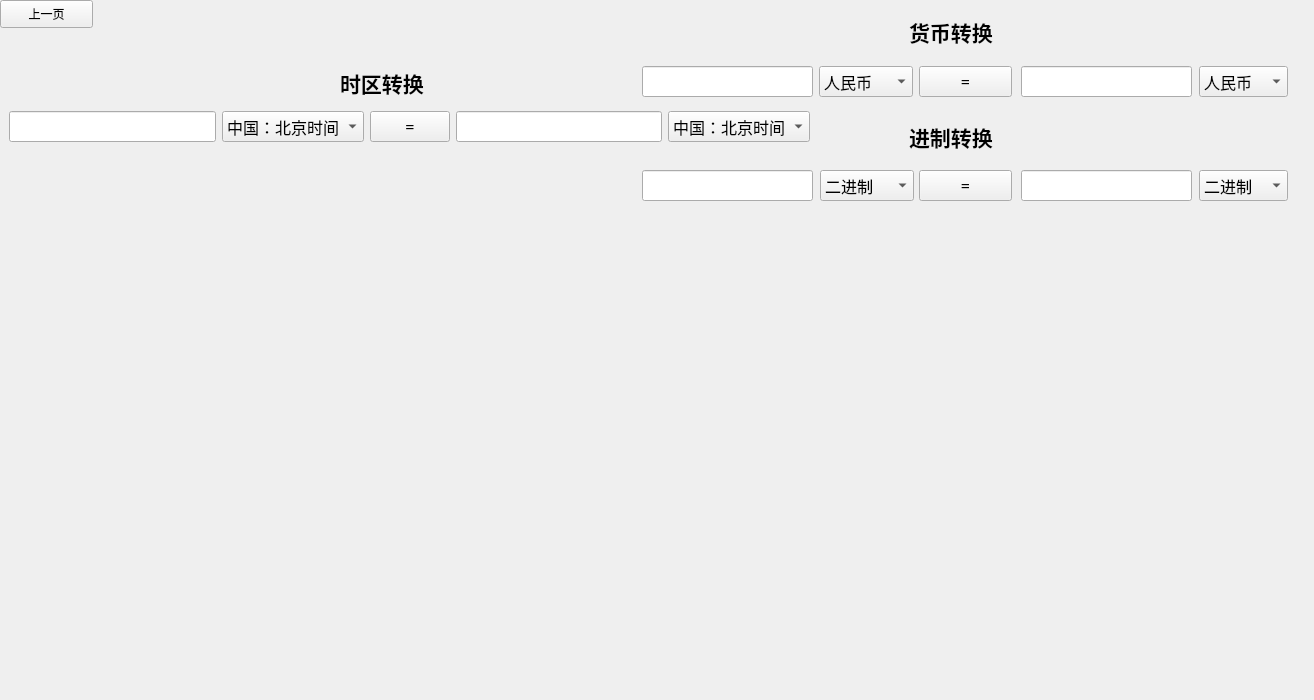
Old version of the form third.ui in the repository isshulin/-.
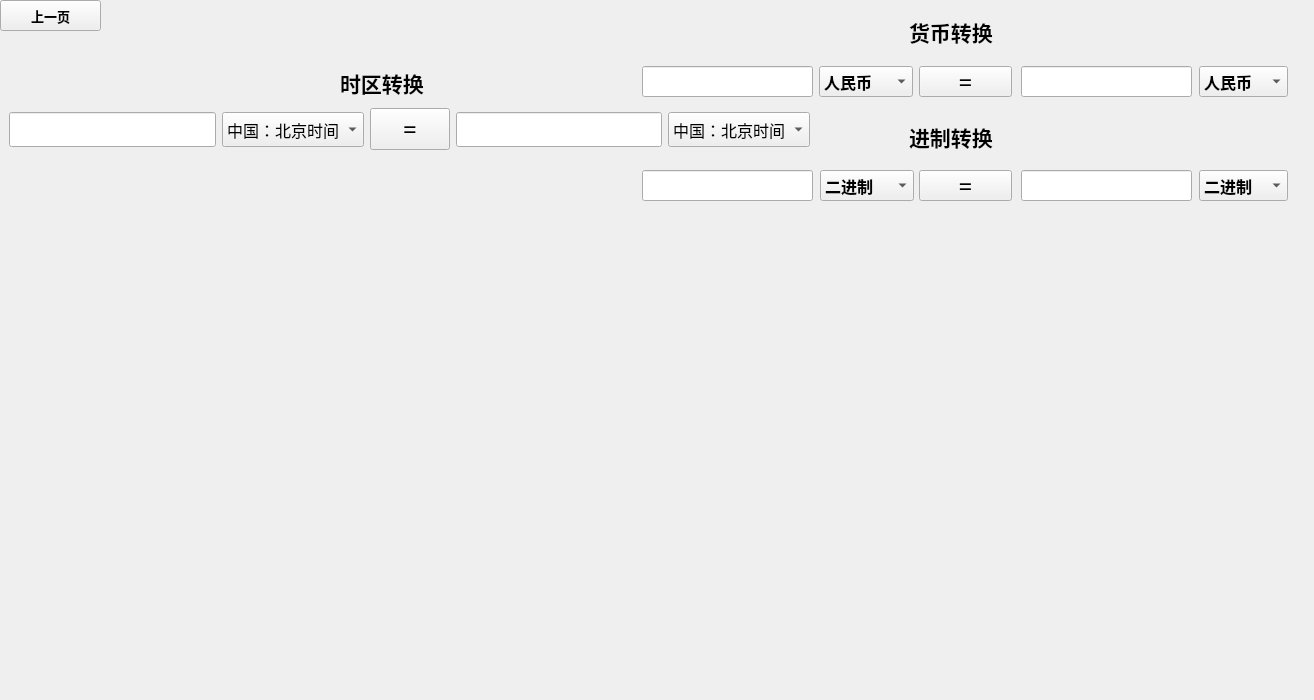
New version of the form.

```diff
--- a/third.ui
+++ b/third.ui
@@ -64,7 +64,7 @@
    <property name="font">
     <font>
      <family>Agency FB</family>
-     <pointsize>12</pointsize>
+     <pointsize>18</pointsize>
     </font>
    </property>
    <property name="text">
@@ -84,6 +84,8 @@
     <font>
      <family>Agency FB</family>
      <pointsize>12</pointsize>
+     <weight>75</weight>
+     <bold>true</bold>
     </font>
    </property>
    <item>
@@ -120,6 +122,8 @@
     <font>
      <family>Agency FB</family>
      <pointsize>12</pointsize>
+     <weight>75</weight>
+     <bold>true</bold>
     </font>
    </property>
    <item>
@@ -155,7 +159,7 @@
    <property name="font">
     <font>
      <family>Agency FB</family>
-     <pointsize>12</pointsize>
+     <pointsize>18</pointsize>
     </font>
    </property>
    <property name="text">
@@ -218,6 +222,8 @@
     <font>
      <family>Agency FB</family>
      <pointsize>12</pointsize>
+     <weight>75</weight>
+     <bold>true</bold>
     </font>
    </property>
    <property name="currentIndex">
@@ -305,6 +311,8 @@
     <font>
      <family>Agency FB</family>
      <pointsize>12</pointsize>
+     <weight>75</weight>
+     <bold>true</bold>
     </font>
    </property>
    <item>
@@ -361,12 +369,18 @@
      <x>9</x>
      <y>106</y>
      <width>801</width>
-     <height>41</height>
+     <height>47</height>
     </rect>
    </property>
    <layout class="QHBoxLayout" name="horizontalLayout">
     <item>
      <widget class="QLineEdit" name="lineEdit_5">
+      <property name="minimumSize">
+       <size>
+        <width>0</width>
+        <height>35</height>
+       </size>
+      </property>
       <property name="font">
        <font>
         <family>Agency FB</family>
@@ -377,6 +391,12 @@
     </item>
     <item>
      <widget class="QComboBox" name="xlk5">
+      <property name="minimumSize">
+       <size>
+        <width>0</width>
+        <height>35</height>
+       </size>
+      </property>
       <property name="font">
        <font>
         <family>Agency FB</family>
@@ -404,8 +424,8 @@
      <widget class="QPushButton" name="equal1_2">
       <property name="font">
        <font>
-        <family>Agency FB</family>
-        <pointsize>12</pointsize>
+        <family>宋体</family>
+        <pointsize>18</pointsize>
        </font>
       </property>
       <property name="text">
@@ -415,6 +435,12 @@
     </item>
     <item>
      <widget class="QLineEdit" name="lineEdit_6">
+      <property name="minimumSize">
+       <size>
+        <width>0</width>
+        <height>35</height>
+       </size>
+      </property>
       <property name="font">
        <font>
         <family>Agency FB</family>
@@ -425,6 +451,12 @@
     </item>
     <item>
      <widget class="QComboBox" name="xlk6">
+      <property name="minimumSize">
+       <size>
+        <width>0</width>
+        <height>35</height>
+       </size>
+      </property>
       <property name="font">
        <font>
         <family>Agency FB</family>
@@ -455,10 +487,18 @@
     <rect>
      <x>0</x>
      <y>0</y>
-     <width>93</width>
-     <height>28</height>
+     <width>101</width>
+     <height>31</height>
     </rect>
    </property>
+   <property name="font">
+    <font>
+     <family>Agency FB</family>
+     <pointsize>10</pointsize>
+     <weight>75</weight>
+     <bold>true</bold>
+    </font>
+   </property>
    <property name="styleSheet">
     <string notr="true"/>
    </property>
```
Left out of the diff: 24 changed lines with no effect on the pictures.
